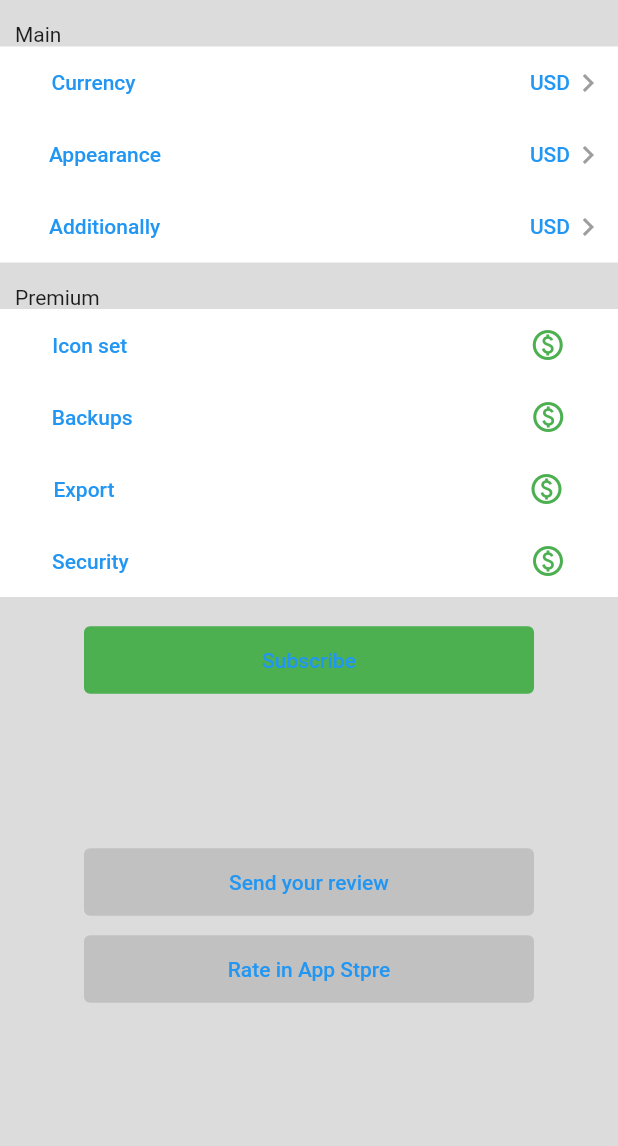
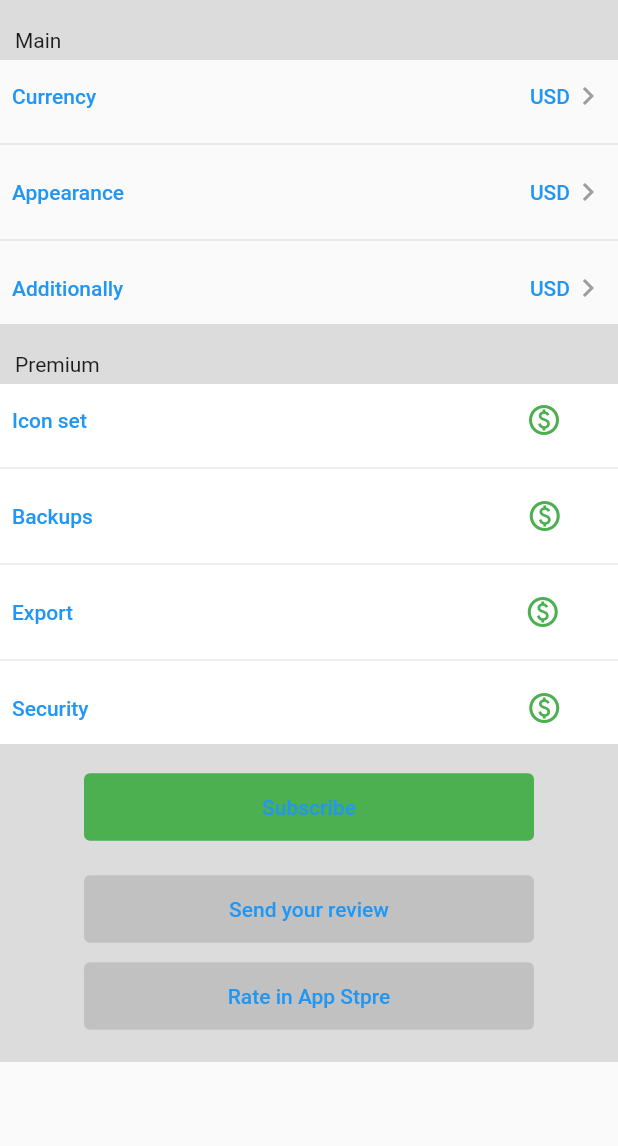
Before and after one commit to al-saqr/cashtrack, a Flutter app: the MainPage screen opened directly, after a tap on the "settings" icon, on a phone screen of 412 x 824 dp, the part 90-1236 px from its top. Run offline on Flutter 3.47's test engine with Material 2 defaults, Android fonts, the phone set to English and light mode, and no system bars; our stand-ins replace carousel_slider; network calls fail.

Commit message:
some refactoring of settings page

```diff
--- a/lib/main.dart
+++ b/lib/main.dart
@@ -16,7 +16,7 @@ class MyApp extends StatelessWidget {
         ),
       ),
       routes: routes,
-      initialRoute: '/income_and_expense',
+      initialRoute: '/settings',
       debugShowCheckedModeBanner: false,
       title: 'Material App',
     );
--- a/lib/ui/pages/settings/settings_page.dart
+++ b/lib/ui/pages/settings/settings_page.dart
@@ -8,33 +8,45 @@ class SettingsPage extends StatelessWidget {
     final heightOfDevice = MediaQuery.of(context).size.height;
     final widthOfDevice = MediaQuery.of(context).size.width;
     return Scaffold(
-      body: Stack(
-        children: [
-          Container(
-            color: Colors.black12,
-          ),
-          Column(
+      body: Column(
         children: [
           Column(
             crossAxisAlignment: CrossAxisAlignment.start,
-                children: const [
+            children: [
               _TopBarWidget(),
-                  Padding(
-                    padding: EdgeInsets.only(left: 10, top: 15),
-                    child: Text('Main'),
-                  ),
+              Container(
+                  color: Colors.black12,
+                  height: 40,
+                  constraints: BoxConstraints(
+                      maxHeight: 40,
+                      minHeight: 40,
+                      maxWidth: widthOfDevice,
+                      minWidth: widthOfDevice),
+                  alignment: Alignment.bottomLeft,
+                  padding: EdgeInsets.only(bottom: 5, left: 10),
+                  child: Text('Main')),
               MainSettingsWidget(),
-                  Padding(
-                    padding: EdgeInsets.only(left: 10, top: 15),
-                    child: Text('Premium'),
-                  ),
+              Container(
+                  color: Colors.black12,
+                  height: 40,
+                  constraints: BoxConstraints(
+                      maxHeight: 40,
+                      minHeight: 40,
+                      maxWidth: widthOfDevice,
+                      minWidth: widthOfDevice),
+                  alignment: Alignment.bottomLeft,
+                  padding: EdgeInsets.only(bottom: 5, left: 10),
+                  child: Text('Premium')),
               PremiumSettingsWidget(),
             ],
           ),
-              Column(
+          Container(
+            width: double.infinity,
+            color: Colors.black12,
+            child: Column(
               children: const [
                 Padding(
-                    padding: EdgeInsets.only(top: 18, bottom: 100),
+                  padding: EdgeInsets.only(top: 18, bottom: 20),
                   child: SubscribeButtonWidget(),
                 ),
                 SendReviewButtonWidget(),
@@ -44,7 +56,6 @@ class SettingsPage extends StatelessWidget {
                 ),
               ],
             ),
-            ],
           ),
         ],
       ),
@@ -106,6 +117,11 @@ class SubscribeButtonWidget extends StatelessWidget {
         minimumSize: MaterialStateProperty.all(
           const Size(300, 45),
         ),
+        maximumSize: MaterialStateProperty.all(
+          const Size(400, 45),
+        ),
+        // shape: MaterialStateProperty.all(
+        //     RoundedRectangleBorder(borderRadius: BorderRadius.circular(8))),
       ),
       child: Text('Subscribe'),
     );
@@ -122,12 +138,11 @@ class PremiumSettingsWidget extends StatelessWidget {
     return Container(
       color: Colors.white,
       child: Column(
-        children: <TextButton>[
+        children: [
           TextButton(
             onPressed: () {},
             child: Row(
               children: [
-                Expanded(flex: 1, child: Container(color: Colors.transparent)),
                 Text('Icon set'),
                 Expanded(
                   flex: 10,
@@ -148,11 +163,11 @@ class PremiumSettingsWidget extends StatelessWidget {
               ],
             ),
           ),
+          Divider(),
           TextButton(
             onPressed: () {},
             child: Row(
               children: [
-                Expanded(flex: 1, child: Container(color: Colors.transparent)),
                 Text('Backups'),
                 Expanded(
                   flex: 10,
@@ -173,11 +188,11 @@ class PremiumSettingsWidget extends StatelessWidget {
               ],
             ),
           ),
+          Divider(),
           TextButton(
             onPressed: () {},
             child: Row(
               children: [
-                Expanded(flex: 1, child: Container(color: Colors.transparent)),
                 Text('Export'),
                 Expanded(
                   flex: 10,
@@ -198,11 +213,11 @@ class PremiumSettingsWidget extends StatelessWidget {
               ],
             ),
           ),
+          Divider(),
           TextButton(
             onPressed: () {},
             child: Row(
               children: [
-                Expanded(flex: 1, child: Container(color: Colors.transparent)),
                 Text('Security'),
                 Expanded(
                   flex: 10,
@@ -236,18 +251,15 @@ class MainSettingsWidget extends StatelessWidget {
 
   @override
   Widget build(BuildContext context) {
-    return Container(
-      color: Colors.white,
-      child: Column(
+    return Column(
+      crossAxisAlignment: CrossAxisAlignment.start,
       children: [
         TextButton(
           onPressed: () {},
           child: Row(
             children: [
-                Expanded(flex: 1, child: Container(color: Colors.transparent)),
               Text('Currency'),
               Expanded(
-                  flex: 10,
                 child: Container(
                   color: Colors.transparent,
                 ),
@@ -260,14 +272,13 @@ class MainSettingsWidget extends StatelessWidget {
             ],
           ),
         ),
+        Divider(),
         TextButton(
           onPressed: () {},
           child: Row(
             children: [
-                Expanded(flex: 1, child: Container(color: Colors.transparent)),
               Text('Appearance'),
               Expanded(
-                  flex: 10,
                 child: Container(
                   color: Colors.transparent,
                 ),
@@ -280,14 +291,13 @@ class MainSettingsWidget extends StatelessWidget {
             ],
           ),
         ),
+        Divider(),
         TextButton(
           onPressed: () {},
           child: Row(
             children: [
-                Expanded(flex: 1, child: Container(color: Colors.transparent)),
               Text('Additionally'),
               Expanded(
-                  flex: 10,
                 child: Container(
                   color: Colors.transparent,
                 ),
@@ -301,7 +311,6 @@ class MainSettingsWidget extends StatelessWidget {
           ),
         ),
       ],
-      ),
     );
   }
 }
```
Lines whose indentation alone changed are shown as unchanged.
